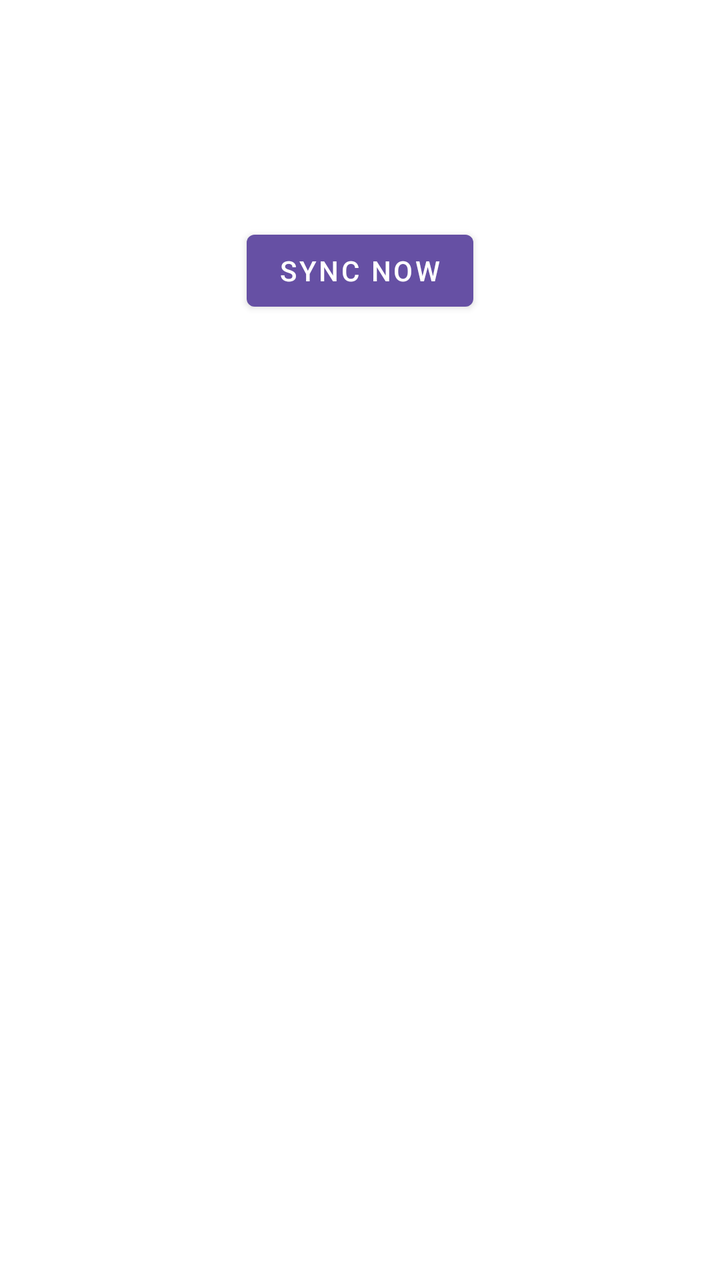
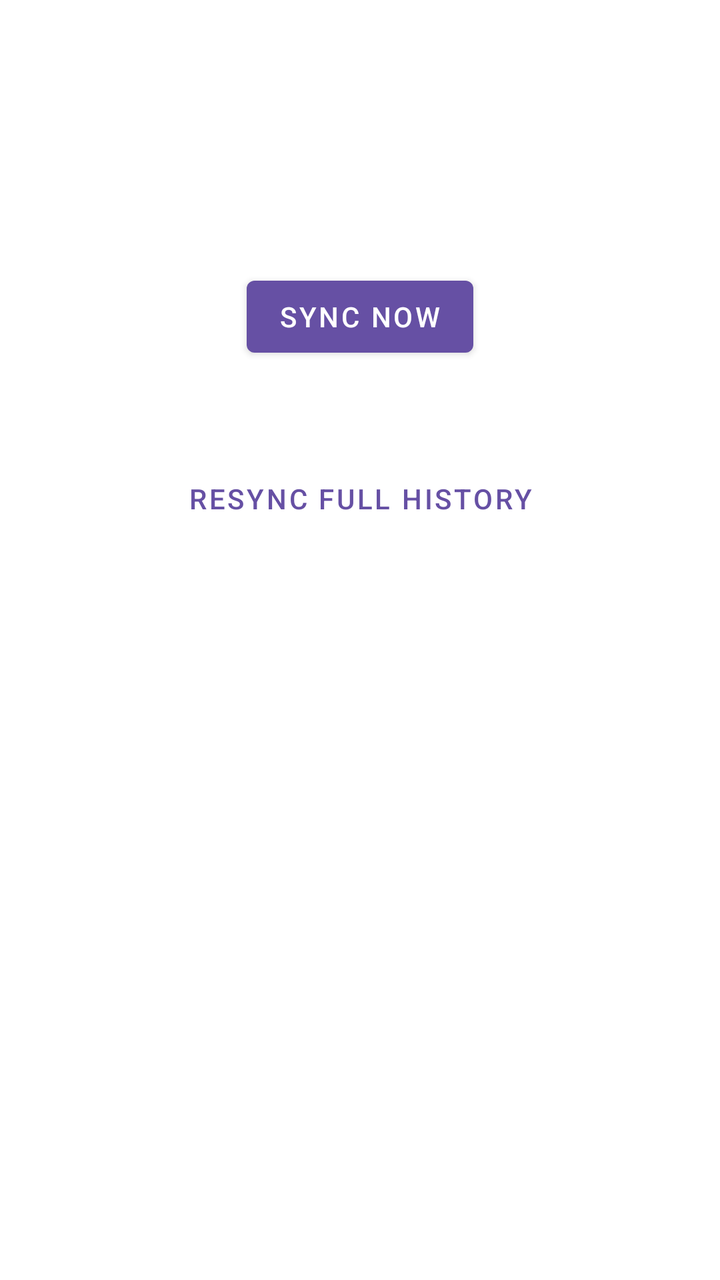

Screens rendered from an Android XML layout before and after an edit, with the pre-edit source and the edit as a unified diff.
<!-- AndroidManifest.xml: application theme Theme.HealthSync -->
<!-- res/layout/activity_main.xml -->
<?xml version="1.0" encoding="utf-8"?>
<androidx.constraintlayout.widget.ConstraintLayout xmlns:android="http://schemas.android.com/apk/res/android"
    xmlns:app="http://schemas.android.com/apk/res-auto"
    android:layout_width="match_parent"
    android:layout_height="match_parent"
    android:padding="32dp">

    <TextView
        android:id="@+id/text_owner"
        android:layout_width="wrap_content"
        android:layout_height="wrap_content"
        android:textSize="18sp"
        android:textStyle="bold"
        app:layout_constraintTop_toTopOf="parent"
        app:layout_constraintStart_toStartOf="parent"
        app:layout_constraintEnd_toEndOf="parent" />

    <TextView
        android:id="@+id/text_last_sync"
        android:layout_width="wrap_content"
        android:layout_height="wrap_content"
        android:layout_marginTop="12dp"
        app:layout_constraintTop_toBottomOf="@id/text_owner"
        app:layout_constraintStart_toStartOf="parent"
        app:layout_constraintEnd_toEndOf="parent" />

    
    <com.google.android.material.button.MaterialButton
        android:id="@+id/button_sync_now"
        android:layout_width="wrap_content"
        android:layout_height="wrap_content"
        android:layout_marginTop="24dp"
        android:text="@string/button_sync_now"
        app:layout_constraintTop_toBottomOf="@id/text_last_sync"
        app:layout_constraintStart_toStartOf="parent"
        app:layout_constraintEnd_toEndOf="parent" />

    <TextView
        android:id="@+id/text_status"
        android:layout_width="0dp"
        android:layout_height="wrap_content"
        android:layout_marginTop="16dp"
        android:gravity="center"
        app:layout_constraintTop_toBottomOf="@id/button_sync_now"
        app:layout_constraintStart_toStartOf="parent"
        app:layout_constraintEnd_toEndOf="parent" />

    
    <com.google.android.material.button.MaterialButton
        android:id="@+id/button_import_key"
        style="@style/Widget.MaterialComponents.Button.OutlinedButton"
        android:layout_width="wrap_content"
        android:layout_height="wrap_content"
        android:layout_marginTop="24dp"
        android:text="@string/button_import_key"
        android:visibility="gone"
        app:layout_constraintTop_toBottomOf="@id/text_status"
        app:layout_constraintStart_toStartOf="parent"
        app:layout_constraintEnd_toEndOf="parent" />

</androidx.constraintlayout.widget.ConstraintLayout>
<!-- resources referenced by this layout -->
<resources>
  <string name="button_import_key">Import Drive Key</string>
  <string name="button_sync_now">Sync Now</string>
  <style name="Theme.HealthSync" parent="Theme.MaterialComponents.DayNight.NoActionBar">
          <item name="colorPrimary">@color/purple_500</item>
          <item name="colorPrimaryDark">@color/purple_700</item>
          <item name="colorAccent">@color/teal_200</item>
      </style>
  <color name="purple_500">#6650a4</color>
  <color name="purple_700">#4F378B</color>
  <color name="teal_200">#03DAC5</color>
</resources>

<!-- the commit's change to res/layout/activity_main.xml (unified diff, before → after) -->
@@ -15,12 +15,22 @@
         app:layout_constraintStart_toStartOf="parent"
         app:layout_constraintEnd_toEndOf="parent" />
 
+    
     <TextView
         android:id="@+id/text_last_sync"
         android:layout_width="wrap_content"
         android:layout_height="wrap_content"
         android:layout_marginTop="12dp"
         app:layout_constraintTop_toBottomOf="@id/text_owner"
+        app:layout_constraintStart_toStartOf="parent"
+        app:layout_constraintEnd_toEndOf="parent" />
+
+    <TextView
+        android:id="@+id/text_data_through"
+        android:layout_width="wrap_content"
+        android:layout_height="wrap_content"
+        android:layout_marginTop="4dp"
+        app:layout_constraintTop_toBottomOf="@id/text_last_sync"
         app:layout_constraintStart_toStartOf="parent"
         app:layout_constraintEnd_toEndOf="parent" />
 
@@ -31,7 +41,7 @@
         android:layout_height="wrap_content"
         android:layout_marginTop="24dp"
         android:text="@string/button_sync_now"
-        app:layout_constraintTop_toBottomOf="@id/text_last_sync"
+        app:layout_constraintTop_toBottomOf="@id/text_data_through"
         app:layout_constraintStart_toStartOf="parent"
         app:layout_constraintEnd_toEndOf="parent" />
 
@@ -58,4 +68,16 @@
         app:layout_constraintStart_toStartOf="parent"
         app:layout_constraintEnd_toEndOf="parent" />
 
+    
+    <com.google.android.material.button.MaterialButton
+        android:id="@+id/button_resync_history"
+        style="@style/Widget.MaterialComponents.Button.TextButton"
+        android:layout_width="wrap_content"
+        android:layout_height="wrap_content"
+        android:layout_marginTop="8dp"
+        android:text="@string/button_resync_history"
+        app:layout_constraintTop_toBottomOf="@id/button_import_key"
+        app:layout_constraintStart_toStartOf="parent"
+        app:layout_constraintEnd_toEndOf="parent" />
+
 </androidx.constraintlayout.widget.ConstraintLayout>
<!-- resource entries referenced after the edit -->
@@ -1,6 +1,7 @@
 <!-- resources referenced by this layout -->
 <resources>
   <string name="button_import_key">Import Drive Key</string>
+  <string name="button_resync_history">Resync Full History</string>
   <string name="button_sync_now">Sync Now</string>
   <style name="Theme.HealthSync" parent="Theme.MaterialComponents.DayNight.NoActionBar">
           <item name="colorPrimary">@color/purple_500</item>
